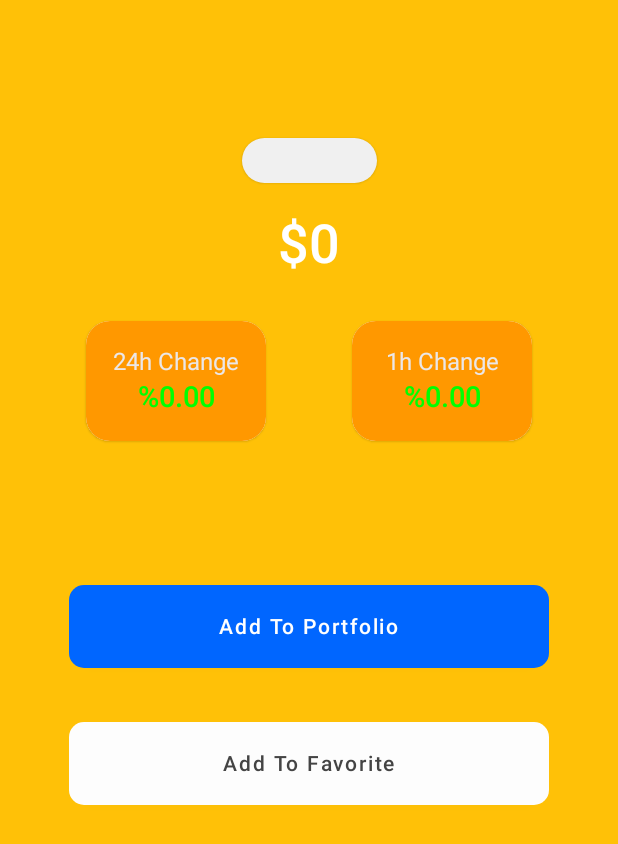
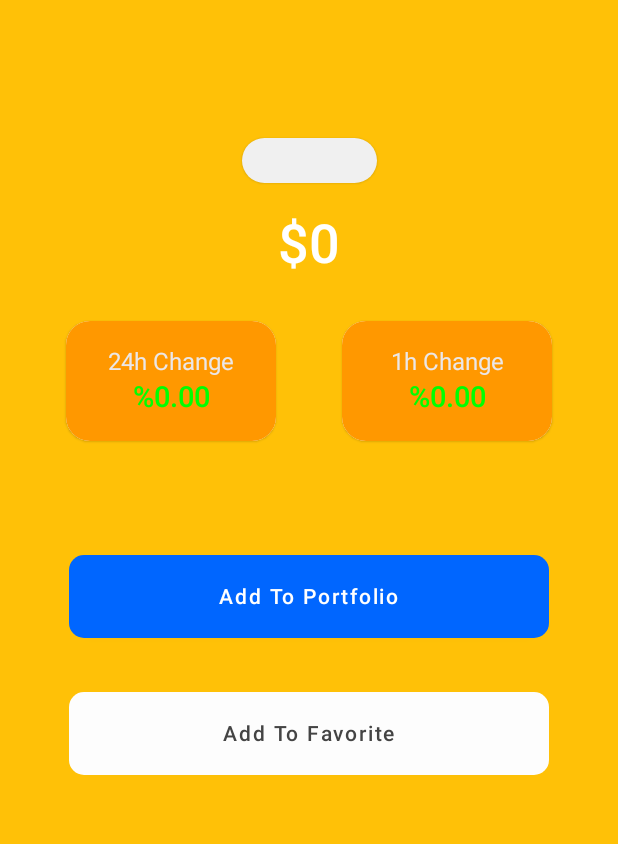
Before and after one commit to erkindilekci/CryptoBalanceTracker, an Android app built with Jetpack Compose: the composable DetailScreen called with empty values, on a phone screen of 412 x 824 dp. Shown: the top 844 px of the screen. Run offline under Robolectric (Android 15) with nearby library versions, the light colour scheme and no system bars; our stand-ins replace Dagger/Hilt's generated code.

Commit message:
Deprecated codes have been removed

```diff
--- a/feature/detail/src/main/java/com/erkindilekci/detail/DetailScreen.kt
+++ b/feature/detail/src/main/java/com/erkindilekci/detail/DetailScreen.kt
@@ -39,9 +39,8 @@ fun DetailScreen(
     val formattedPrice = formatPrice(price.toDouble())
     val coroutineScope = rememberCoroutineScope()
 
-    val sheetState = rememberModalBottomSheetState(
-        initialValue = ModalBottomSheetValue.Hidden,
-        confirmStateChange = { it != ModalBottomSheetValue.HalfExpanded }
+    val sheetState = rememberModalBottomSheetState(initialValue = ModalBottomSheetValue.Hidden,
+        confirmValueChange = { it != ModalBottomSheetValue.HalfExpanded }
     )
 
     ModalBottomSheetLayout(
@@ -91,11 +90,20 @@ fun DetailScreen(
             }
 
             Spacer(modifier = Modifier.height(20.dp))
-            Text(text = "$$formattedPrice", fontSize = 36.sp, color = Color.White, fontWeight = FontWeight.Medium)
+            Text(
+                text = "$$formattedPrice",
+                fontSize = 36.sp,
+                color = Color.White,
+                fontWeight = FontWeight.Medium
+            )
 
             Spacer(modifier = Modifier.height(30.dp))
-            DetailInfoSection(lastDayChange.toDouble(), lastOneHourChange.toDouble())
-            Spacer(modifier = Modifier.height(60.dp))
+            DetailInfoSection(
+                lastDayChange.toDouble(),
+                lastOneHourChange.toDouble()
+            )
+
+            Spacer(modifier = Modifier.height(40.dp))
 
             CustomButton(
                 text = "Add To Portfolio",
@@ -122,7 +130,10 @@ fun DetailScreen(
 }
 
 @Composable
-fun DetailInfoSection(lastDayChange: Double, lastOneHourChange: Double) {
+fun DetailInfoSection(
+    lastDayChange: Double,
+    lastOneHourChange: Double
+) {
     Row(
         modifier = Modifier
             .fillMaxWidth(),
--- a/feature/detail/src/main/java/com/erkindilekci/detail/component/InfoCard.kt
+++ b/feature/detail/src/main/java/com/erkindilekci/detail/component/InfoCard.kt
@@ -15,6 +15,7 @@ import androidx.compose.ui.Alignment
 import androidx.compose.ui.Modifier
 import androidx.compose.ui.graphics.Color
 import androidx.compose.ui.text.font.FontWeight
+import androidx.compose.ui.text.style.TextAlign
 import androidx.compose.ui.unit.dp
 import androidx.compose.ui.unit.sp
 import com.erkindilekci.ui.theme.Orange
@@ -27,13 +28,18 @@ fun InfoCard(lastChange: Double, text: String) {
     Card(shape = RoundedCornerShape(16.dp)) {
         Column(
             modifier = Modifier
-                .size(120.dp, 80.dp)
+                .size(140.dp, 80.dp)
                 .background(Orange)
                 .padding(5.dp),
             horizontalAlignment = Alignment.CenterHorizontally,
             verticalArrangement = Arrangement.Center
         ) {
-            Text(text = text, fontSize = 16.sp, color = Color(0xFFEBE7E7))
+            Text(
+                text = text,
+                fontSize = 16.sp,
+                color = Color(0xFFEBE7E7),
+                textAlign = TextAlign.Center
+            )
             Spacer(modifier = Modifier.height(3.dp))
             Text(
                 text = "%${String.format("%.2f", lastChange)}",
```
